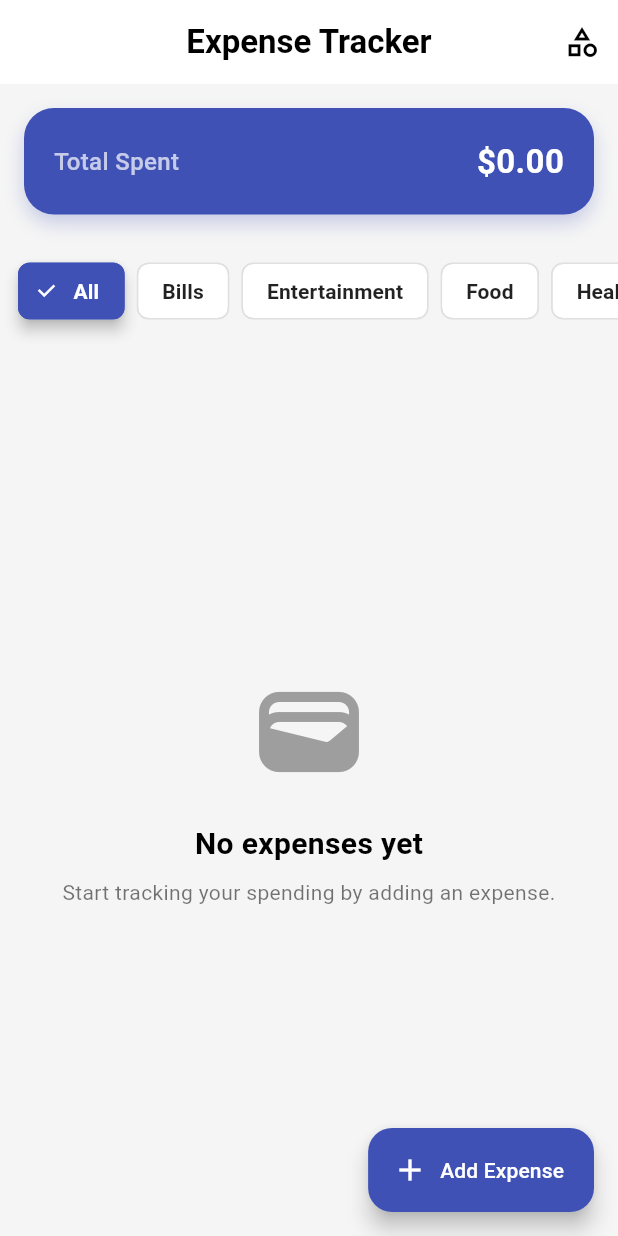
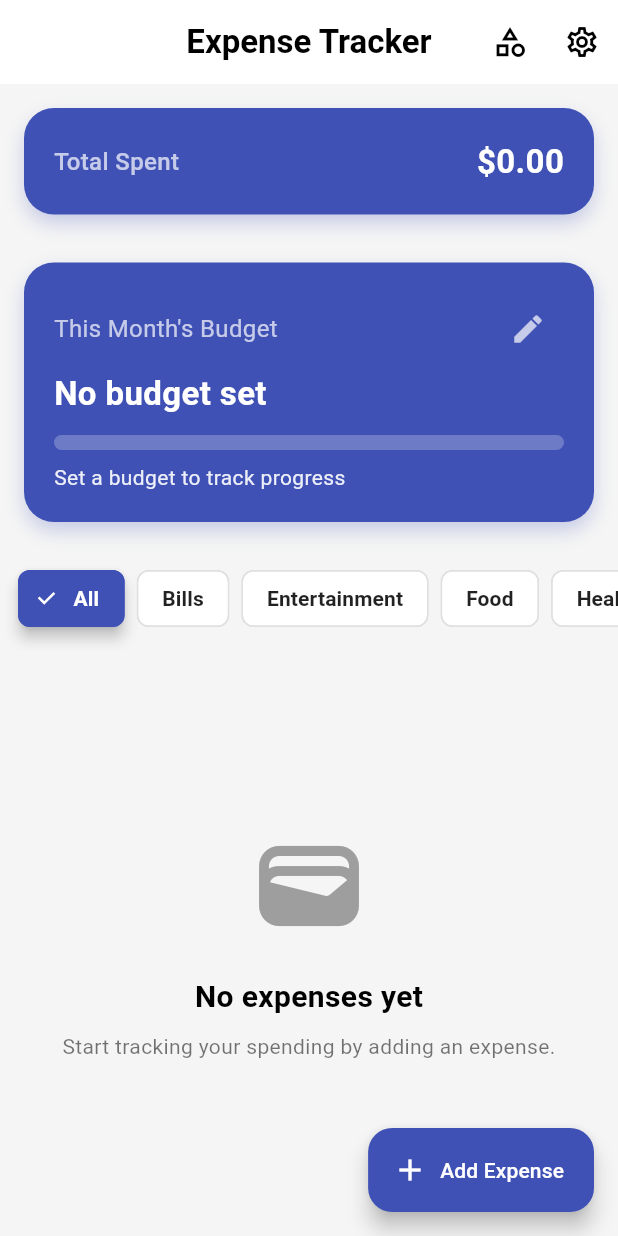
Before and after one commit to sahilsTechs/Expense-Tracker, a Flutter app: the screen it shows after launch, on a phone screen of 412 x 824 dp. Run offline on Flutter 3.47's test engine with Material 3 defaults, Android fonts, the phone set to English and light mode, and no system bars; our stand-ins replace shared_preferences, sqflite; accounts and stored records are empty.

Commit message:
Added monthly budget

```diff
--- a/lib/main.dart
+++ b/lib/main.dart
@@ -1,9 +1,10 @@
-import 'package:flutter/material.dart';
 import 'package:provider/provider.dart';
+import 'providers/budget_provider.dart';
 import 'providers/expense_provider.dart';
 import 'providers/category_provider.dart';
 import 'screens/home_screen.dart';
 import 'utils/app_theme.dart';
+import 'package:flutter/material.dart';
 
 void main() async {
   WidgetsFlutterBinding.ensureInitialized();
@@ -23,6 +24,9 @@ class ExpenseApp extends StatelessWidget {
         ChangeNotifierProvider(
           create: (_) => CategoryProvider()..loadCategories(),
         ),
+        ChangeNotifierProvider(
+          create: (_) => BudgetProvider()..loadBudget(),
+        ), // ✅ this line required
       ],
       child: MaterialApp(
         debugShowCheckedModeBanner: false,
--- /dev/null
+++ b/lib/providers/budget_provider.dart
@@ -0,0 +1,26 @@
+import 'package:flutter/material.dart';
+import 'package:shared_preferences/shared_preferences.dart';
+
+class BudgetProvider extends ChangeNotifier {
+  static const _key = 'monthly_budget';
+  double _budgetLimit = 0.0;
+
+  double get budgetLimit => _budgetLimit;
+
+  Future<void> loadBudget() async {
+    final prefs = await SharedPreferences.getInstance();
+    _budgetLimit = prefs.getDouble(_key) ?? 0.0;
+    notifyListeners(); // ✅ triggers UI
+  }
+
+  Future<void> setBudget(double amount) async {
+    final prefs = await SharedPreferences.getInstance();
+    await prefs.setDouble(_key, amount);
+    _budgetLimit = amount;
+    print("✅ Budget saved: $_budgetLimit");
+
+    notifyListeners(); // ✅ important
+  }
+
+  bool get hasBudget => _budgetLimit > 0;
+}
--- a/lib/screens/home_screen.dart
+++ b/lib/screens/home_screen.dart
@@ -1,5 +1,7 @@
+import 'package:expense_tracker/providers/budget_provider.dart';
 import 'package:expense_tracker/providers/category_provider.dart';
 import 'package:expense_tracker/screens/manage_categories_screen.dart';
+import 'package:expense_tracker/screens/set_budget_screen.dart';
 import 'package:flutter/material.dart';
 import 'package:provider/provider.dart';
 import 'package:intl/intl.dart';
@@ -27,7 +29,12 @@ class _HomeScreenState extends State<HomeScreen> {
         : expenses.where((e) => e.category == _filter).toList();
 
     final currencyFormatter = NumberFormat.simpleCurrency();
+    final budgetProvider = Provider.of<BudgetProvider>(context, listen: true);
 
+    final totalSpent = expenseProvider.totalAmount;
+    final budget = budgetProvider.budgetLimit;
+    final remaining = (budget - totalSpent).clamp(0, double.infinity);
+    final progress = (budget == 0) ? 0 : (totalSpent / budget).clamp(0, 1);
     return Scaffold(
       backgroundColor: Colors.grey[100],
       appBar: AppBar(
@@ -49,6 +56,17 @@ class _HomeScreenState extends State<HomeScreen> {
                 ),
               );
               setState(() {}); // refresh categories on return
+            },
+          ),
+          IconButton(
+            icon: const Icon(Icons.settings_outlined),
+            tooltip: 'Set Budget',
+            onPressed: () async {
+              await Navigator.push(
+                context,
+                MaterialPageRoute(builder: (_) => const SetBudgetScreen()),
+              );
+              setState(() {}); // ✅ rebuild after coming back
             },
           ),
         ],
@@ -91,6 +109,98 @@ class _HomeScreenState extends State<HomeScreen> {
                 ),
               ],
             ),
+          ),
+          Consumer<BudgetProvider>(
+            builder: (context, budgetProvider, _) {
+              final expenseProvider = Provider.of<ExpenseProvider>(
+                context,
+                listen: false,
+              );
+              final totalSpent = expenseProvider.totalAmount;
+              final budget = budgetProvider.budgetLimit;
+              final remaining = (budget - totalSpent).clamp(0, double.infinity);
+              final double progress = (budget == 0)
+                  ? 0.0
+                  : (totalSpent / budget).clamp(0.0, 1.0);
+
+              return Container(
+                margin: const EdgeInsets.all(16),
+                padding: const EdgeInsets.all(20),
+                decoration: BoxDecoration(
+                  color: Colors.indigo,
+                  borderRadius: BorderRadius.circular(20),
+                  boxShadow: [
+                    BoxShadow(
+                      color: Colors.indigo.withOpacity(0.25),
+                      blurRadius: 10,
+                      offset: const Offset(0, 6),
+                    ),
+                  ],
+                ),
+                child: Column(
+                  crossAxisAlignment: CrossAxisAlignment.start,
+                  children: [
+                    Row(
+                      mainAxisAlignment: MainAxisAlignment.spaceBetween,
+                      children: [
+                        const Text(
+                          "This Month's Budget",
+                          style: TextStyle(color: Colors.white70, fontSize: 16),
+                        ),
+                        IconButton(
+                          onPressed: () async {
+                            await Navigator.push(
+                              context,
+                              MaterialPageRoute(
+                                builder: (_) => const SetBudgetScreen(),
+                              ),
+                            );
+                          },
+                          icon: const Icon(Icons.edit, color: Colors.white70),
+                        ),
+                      ],
+                    ),
+                    const SizedBox(height: 4),
+                    Text(
+                      budget == 0
+                          ? 'No budget set'
+                          : '₹${budget.toStringAsFixed(2)}',
+                      style: const TextStyle(
+                        color: Colors.white,
+                        fontSize: 22,
+                        fontWeight: FontWeight.bold,
+                      ),
+                    ),
+                    const SizedBox(height: 12),
+                    LinearProgressIndicator(
+                      value: progress,
+                      minHeight: 10,
+                      backgroundColor: Colors.white24,
+                      color: progress >= 1
+                          ? Colors.redAccent
+                          : progress >= 0.75
+                          ? Colors.orangeAccent
+                          : Colors.greenAccent,
+                      borderRadius: BorderRadius.circular(10),
+                    ),
+                    const SizedBox(height: 8),
+                    Text(
+                      budget == 0
+                          ? 'Set a budget to track progress'
+                          : progress >= 1
+                          ? '⚠️ You have exceeded your budget!'
+                          : 'Remaining: ₹${remaining.toStringAsFixed(2)}',
+                      style: TextStyle(
+                        color: progress >= 1
+                            ? Colors.redAccent
+                            : Colors.white.withOpacity(0.9),
+                        fontSize: 14,
+                      ),
+                    ),
+                  ],
+                ),
+              );
+            },
           ),
 
           // 🏷 Category Chips
--- a/pubspec.yaml
+++ b/pubspec.yaml
@@ -38,6 +38,7 @@ dependencies:
   sqflite: ^2.4.2
   path: ^1.9.1
   intl: ^0.20.2
+  shared_preferences: ^2.5.3
 
 dev_dependencies:
   flutter_test:
```
Also changed, not shown: lib/screens/set_budget_screen.dart (added, +84 -0 lines), pubspec.lock, 1 other file.
